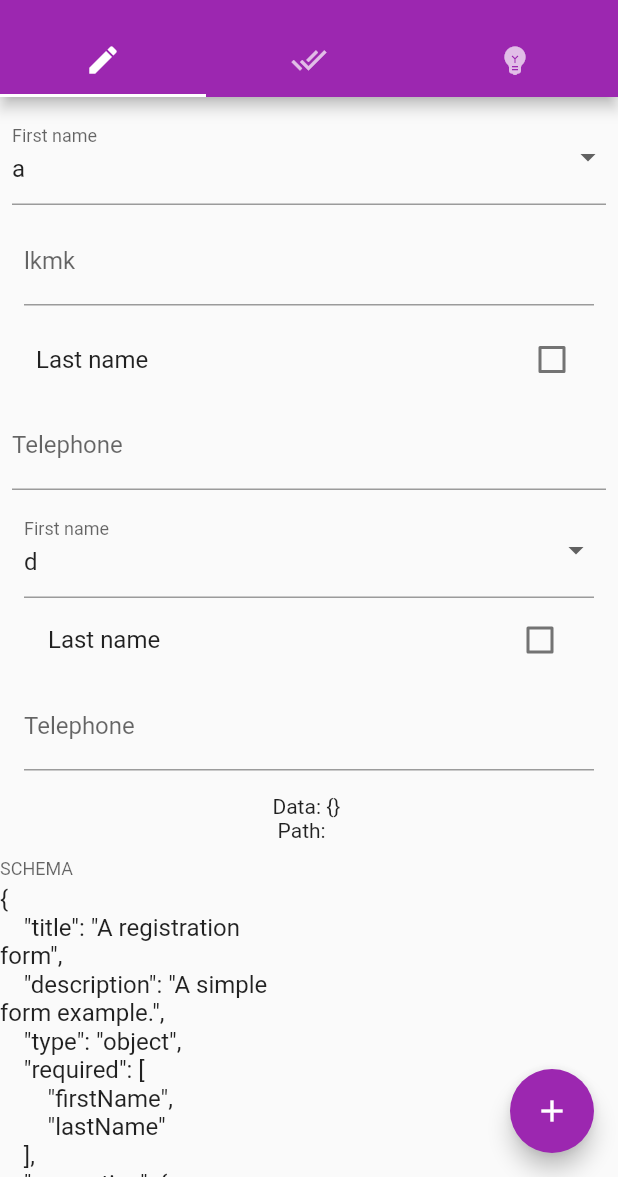
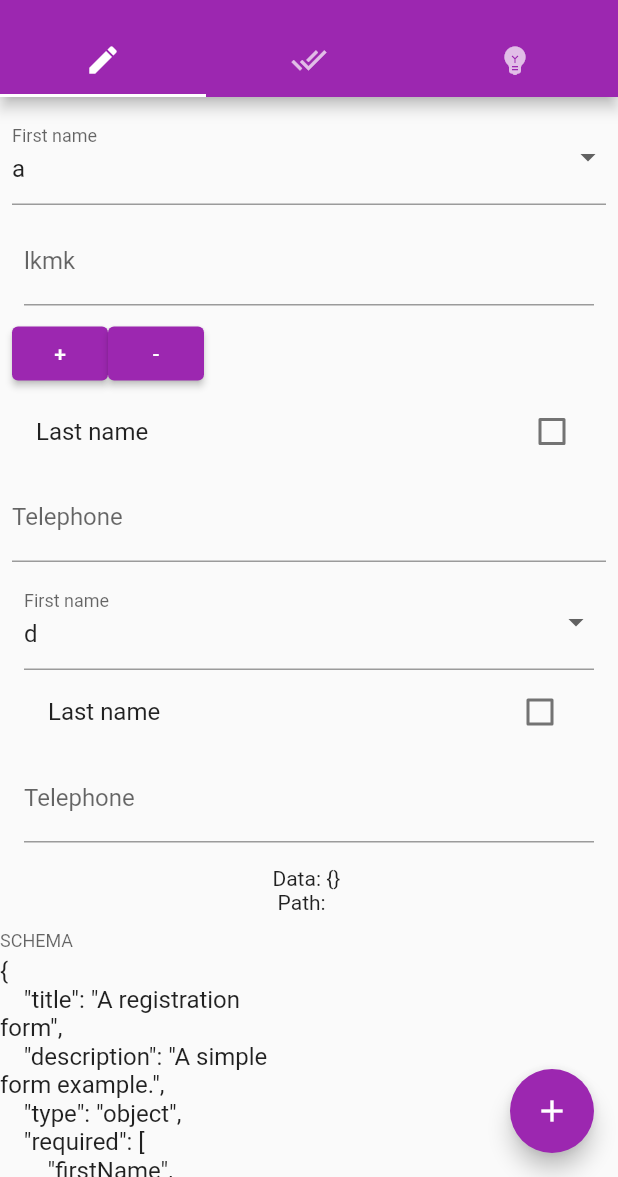
Before and after one commit to YannikH/uniturnip, a Flutter app: the screen it shows after launch, on a phone screen of 412 x 824 dp, the part 59-1236 px from its top. Run offline on Flutter 3.47's test engine with Material 2 defaults, Android fonts, the phone set to English and light mode, and no system bars.

Commit message:
Implement array add row control

```diff
--- a/lib/array_buttons.dart
+++ b/lib/array_buttons.dart
@@ -1,4 +1,7 @@
 import 'package:flutter/cupertino.dart';
+import 'package:flutter/material.dart';
+import 'package:provider/provider.dart';
+import 'package:uniturnip/ui_model.dart';
 
 import 'mapPath.dart';
 
@@ -9,7 +12,15 @@ class ArrayPanel extends StatelessWidget {
 
   @override
   Widget build(BuildContext context) {
-    return const SizedBox.shrink();
+    return Row(
+      children: [
+        ElevatedButton(onPressed: () => onUpdate(context, path), child: const Text('+')),
+        ElevatedButton(onPressed: () => print('- pressed'), child: const Text('-')),
+      ],
+    );
   }
 
+  void onUpdate(BuildContext context, MapPath path) {
+    Provider.of<UIModel>(context, listen: false).addArrayElement(path);
+  }
 }
```
Also changed, not shown: lib/ui_model.dart (+14 -0 lines), lib/utils.dart (+11 -2 lines).
